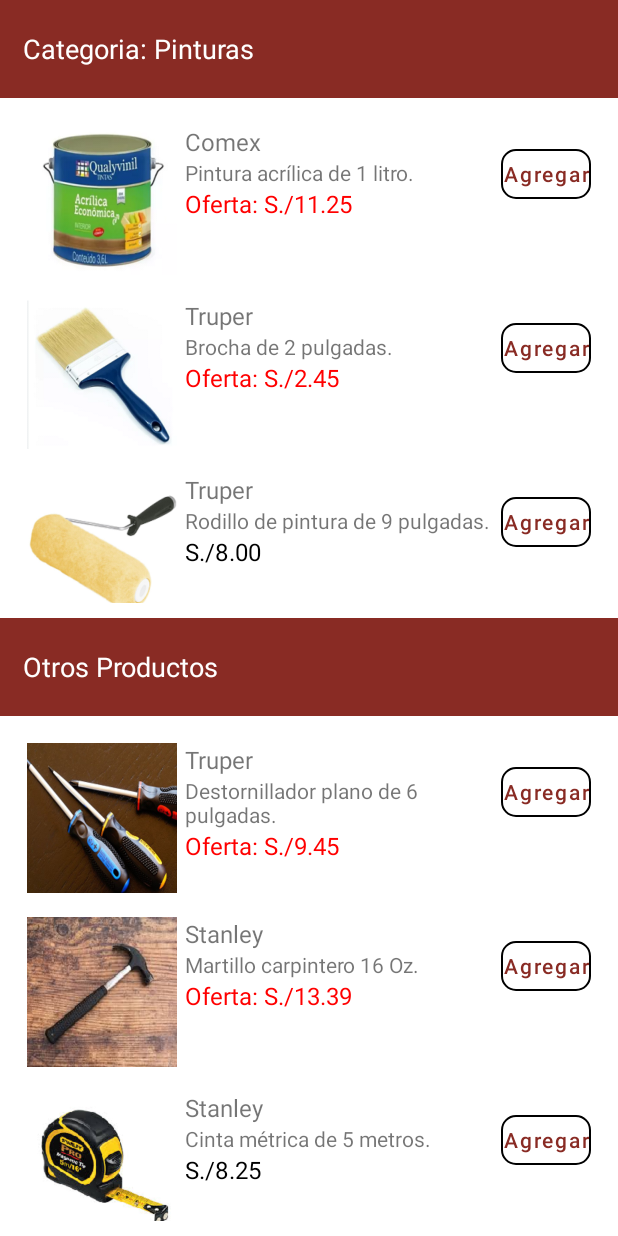
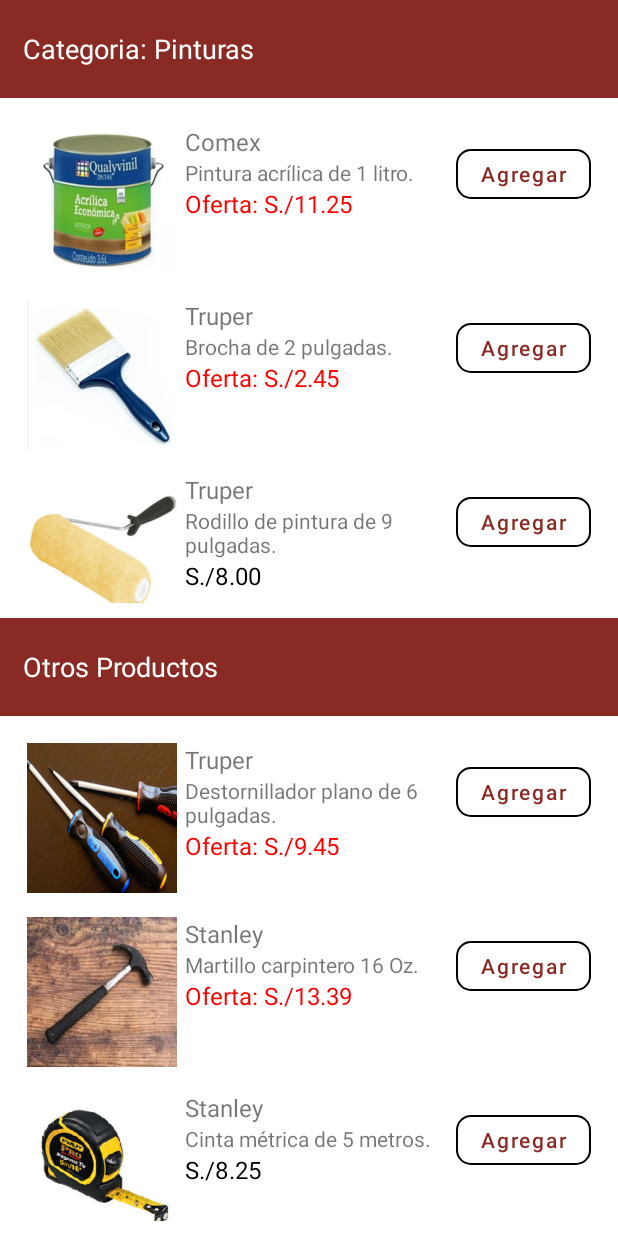
Before and after one commit to Juniors17904/Ferreteria, an Android app: the fragment HomeFragment shown on its own in the app's theme, after a tap on "Pinturas", on a phone screen of 412 x 824 dp. Run offline under Robolectric (Android 15) with nearby library versions, the phone set to English and light mode, and no system bars.

```diff
--- a/app/src/main/java/com/example/ferreteria/modelo/dao/OfertaDAO.java
+++ b/app/src/main/java/com/example/ferreteria/modelo/dao/OfertaDAO.java
@@ -27,15 +27,18 @@ public class OfertaDAO {
     public List<Oferta> getListOfertas() {
         Log.i(TAG,"Obteniendo ofertas");
         List<Oferta> lista = new ArrayList<>();
-        String cadSQL = "SELECT " +
-                "p.marca AS nombreProducto, " +
-                "p.descripcion AS descripcionProducto, " +
-                "p.precio AS precioOriginal, " +
-                "o.descuento AS descuento, " +
-                "ROUND(p.precio * (1 - (o.descuento / 100.0)), 2)AS precioConDescuento, " +
-                "o.fechaInicio, " +
-                "o.fechaFin, " +
-                "p.imagen AS imagenProducto " +
+
+        String cadSQL = "SELECT \n" +
+                "    o.id AS ofertaId,    " +
+                "    p.id AS productoId,  " +
+                "    p.marca AS nombreProducto," +
+                "    p.descripcion AS descripcionProducto, " +
+                "    p.precio AS precioOriginal, " +
+                "    o.descuento AS descuento," +
+                "    ROUND(p.precio * (1 - (o.descuento / 100.0)), 2) AS precioConDescuento," +
+                "    o.fechaInicio," +
+                "    o.fechaFin, " +
+                "    p.imagen AS imagenProducto " +
                 "FROM " + ConstantesApp.TABLA_PRODUCTOS + " p " +
                 "JOIN " + ConstantesApp.TABLA_OFERTAS + " o ON p.id = o.productoId " +
                 "WHERE o.fechaFin >= DATE('now');";
@@ -43,10 +46,12 @@ public class OfertaDAO {
         Cursor c = db.rawQuery(cadSQL, null);
 
         if (c != null) {
-           // Log.i(TAG, "Cursor inicializado correctamente");
+          //  Log.i(TAG, "Cursor inicializado correctamente");
             if (c.moveToFirst()) {
                 do {
                     Oferta oferta = new Oferta();
+                    oferta.setId(c.getInt(c.getColumnIndexOrThrow("ofertaId"))); // ID de la oferta
+                    oferta.setProductoId(c.getInt(c.getColumnIndexOrThrow("productoId"))); // ID del producto
                     oferta.setMarcaProducto(c.getString(c.getColumnIndexOrThrow("nombreProducto")));
                     oferta.setDescripcionProducto(c.getString(c.getColumnIndexOrThrow("descripcionProducto")));
                     oferta.setPrecioOriginal(c.getDouble(c.getColumnIndexOrThrow("precioOriginal")));
@@ -55,20 +60,25 @@ public class OfertaDAO {
                     oferta.setFechaInicio(c.getString(c.getColumnIndexOrThrow("fechaInicio")));
                     oferta.setFechaFin(c.getString(c.getColumnIndexOrThrow("fechaFin")));
                     oferta.setImagenProducto(c.getInt(c.getColumnIndexOrThrow("imagenProducto")));
+
+                    // Depuración para verificar valores
+                  //  Log.i(TAG, "Oferta agregada: ID Oferta = " + oferta.getId() + ", Producto ID = " + oferta.getProductoId());
+
                     lista.add(oferta);
-                    //Log.i(TAG, "Oferta agregada: " + oferta.getMarcaProducto());
                 } while (c.moveToNext());
             } else {
                 Log.i(TAG, "No se encontraron registros en la tabla de ofertas");
             }
             c.close();
         } else {
-            Log.i(TAG, "Cursor es nulo. ");
+            Log.i(TAG, "Cursor es nulo.");
         }
 
         Log.i(TAG, "Número total de ofertas obtenidas: " + lista.size());
         return lista;
     }
+
+
 
     public void closeDB() {
         if (db != null && db.isOpen()) {
--- a/app/src/main/java/com/example/ferreteria/servicios/ConectaDB.java
+++ b/app/src/main/java/com/example/ferreteria/servicios/ConectaDB.java
@@ -130,7 +130,7 @@ public class ConectaDB extends SQLiteOpenHelper {
             } catch (SQLException e) {
                 Log.e(TAG, "Error al insertar categoría " + categoria[0] + ": " + e.getMessage());
             }
-        }Log.i(TAG,"Ofertas Insertadas"+(categorias.length));
+        }Log.i(TAG,"Categorias Insertadas "+(categorias.length));
     }
 
     private void insertarProductos(SQLiteDatabase db) {
@@ -206,28 +206,28 @@ public class ConectaDB extends SQLiteOpenHelper {
 
         String[][] ofertas = {
                 // Categoría: Herramientas
-                {"1", "10.0", "2024-11-01", "2024-11-10"}, // Producto: Destornillador, Categoría: Herramientas
-                {"2", "15.0", "2024-11-05", "2024-11-15"}, // Producto: Martillo, Categoría: Herramientas
+                {"1", "10.0", "2024-11-01", "2024-12-10"}, // Producto: Destornillador, Categoría: Herramientas
+                {"2", "15.0", "2024-11-05", "2024-12-25"}, // Producto: Martillo, Categoría: Herramientas
 
                 // Categoría: Materiales
-                {"6", "8.0", "2024-11-10", "2024-11-20"},  // Producto: Cemento, Categoría: Materiales
-                {"7", "20.0", "2024-11-12", "2024-11-22"}, // Producto: Ladrillos, Categoría: Materiales
+                {"6", "8.0", "2024-11-10", "2024-12-20"},  // Producto: Cemento, Categoría: Materiales
+                {"7", "20.0", "2024-11-12", "2024-12-27"}, // Producto: Ladrillos, Categoría: Materiales
 
                 // Categoría: Pinturas
-                {"11", "25.0", "2024-11-15", "2024-11-25"}, // Producto: Pintura acrílica, Categoría: Pinturas
-                {"12", "30.0", "2024-11-18", "2024-11-28"}, // Producto: Brocha, Categoría: Pinturas
+                {"11", "25.0", "2024-11-15", "2024-12-25"}, // Producto: Pintura acrílica, Categoría: Pinturas
+                {"12", "30.0", "2024-11-18", "2024-12-28"}, // Producto: Brocha, Categoría: Pinturas
 
                 // Categoría: Eléctrico
-                {"16", "3.0", "2024-11-20", "2024-11-30"},  // Producto: Bombilla LED, Categoría: Eléctrico
-                {"17", "5.0", "2024-11-22", "2024-12-02"},  // Producto: Toma corriente, Categoría: Eléctrico
+                {"16", "3.0", "2024-11-20", "2024-12-29"},  // Producto: Bombilla LED, Categoría: Eléctrico
+                {"17", "5.0", "2024-11-22", "2024-12-30"},  // Producto: Toma corriente, Categoría: Eléctrico
 
                 // Categoría: Fontanería
-                {"21", "15.0", "2024-11-25", "2024-12-05"}, // Producto: Grifo, Categoría: Fontanería
-                {"22", "2.0", "2024-11-28", "2024-12-08"},  // Producto: Codo PVC, Categoría: Fontanería
+                {"21", "15.0", "2024-11-25", "2024-12-29"}, // Producto: Grifo, Categoría: Fontanería
+                {"22", "2.0", "2024-11-28", "2024-12-24"},  // Producto: Codo PVC, Categoría: Fontanería
 
                 // Categoría: Jardinería
-                {"25", "12.0", "2024-12-01", "2024-12-10"}, // Producto: Maceta, Categoría: Jardinería
-                {"26", "18.0", "2024-12-05", "2024-12-15"}  // Producto: Tijeras de podar, Categoría: Jardinería
+                {"25", "12.0", "2024-12-01", "2024-12-26"}, // Producto: Maceta, Categoría: Jardinería
+                {"26", "18.0", "2024-12-05", "2024-12-25"}  // Producto: Tijeras de podar, Categoría: Jardinería
         };
         for (String[] oferta : ofertas) {
             ContentValues valores = new ContentValues();
@@ -242,7 +242,7 @@ public class ConectaDB extends SQLiteOpenHelper {
             } catch (SQLException e) {
                 Log.e(TAG, "Error al insertar oferta para el producto ID " + oferta[0] + ": " + e.getMessage());
             }
-        }Log.i(TAG,"Ofertas Insertadas"+(ofertas.length));
+        }Log.i(TAG,"Ofertas Insertadas "+(ofertas.length));
     }
 
 }
--- a/app/src/main/java/com/example/ferreteria/ui/home/HomeFragment.java
+++ b/app/src/main/java/com/example/ferreteria/ui/home/HomeFragment.java
@@ -84,7 +84,7 @@ public class HomeFragment extends Fragment {
         List<Categoria> categorias = categoriaDAO.getListCat();
         catAdapter = new AdaptadorCategorias(categorias);
         recyclerCat.setAdapter(catAdapter);
-        Log.d(TAG, "Adaptador del RecyclerView configurado con " + categorias.size() + " categorías");
+        Log.d(TAG, "Adaptador del categorias configurado con " + categorias.size() + " categorías");
         categoriaDAO.closeDB();
     }
 
--- a/app/src/main/res/layout/item_producto.xml
+++ b/app/src/main/res/layout/item_producto.xml
@@ -50,7 +50,7 @@
     <Button
         android:id="@+id/btnAgregarCarrito"
         style="?attr/materialButtonOutlinedStyle"
-        android:layout_width="60dp"
+        android:layout_width="90dp"
         android:layout_height="45dp"
         android:layout_marginTop="10dp"
         android:paddingLeft="1dp"
```
Also changed, not shown: app/src/main/res/layout/item_productos_xcategoria.xml (deleted, +0 -78 lines), 32 other files.
